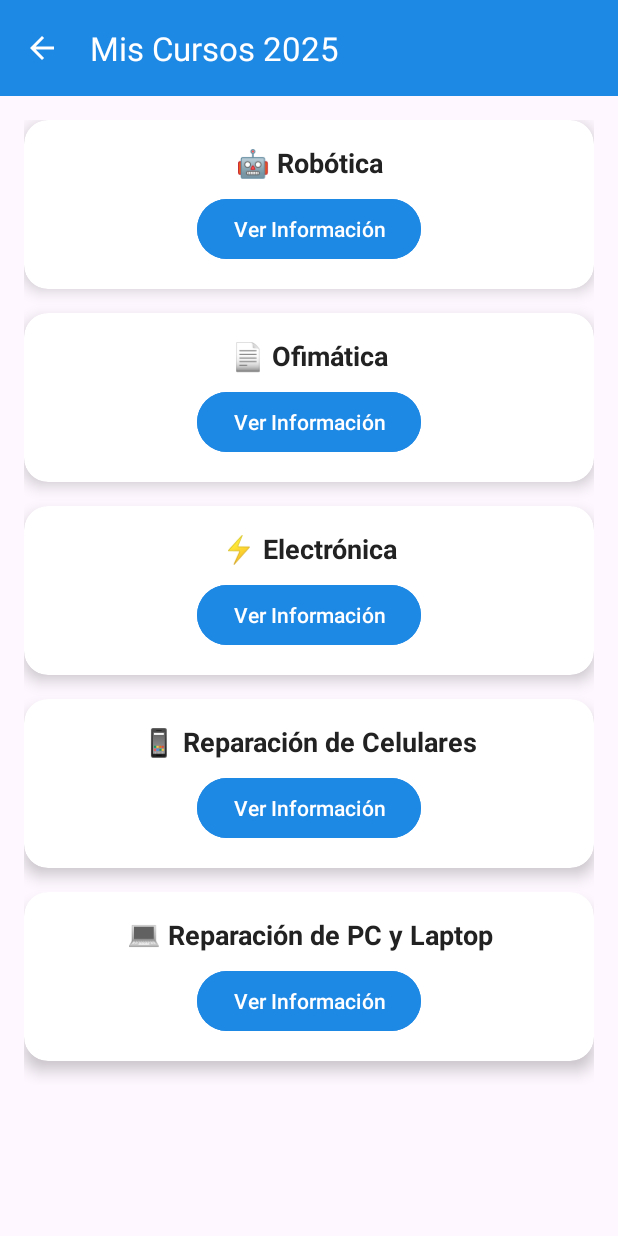
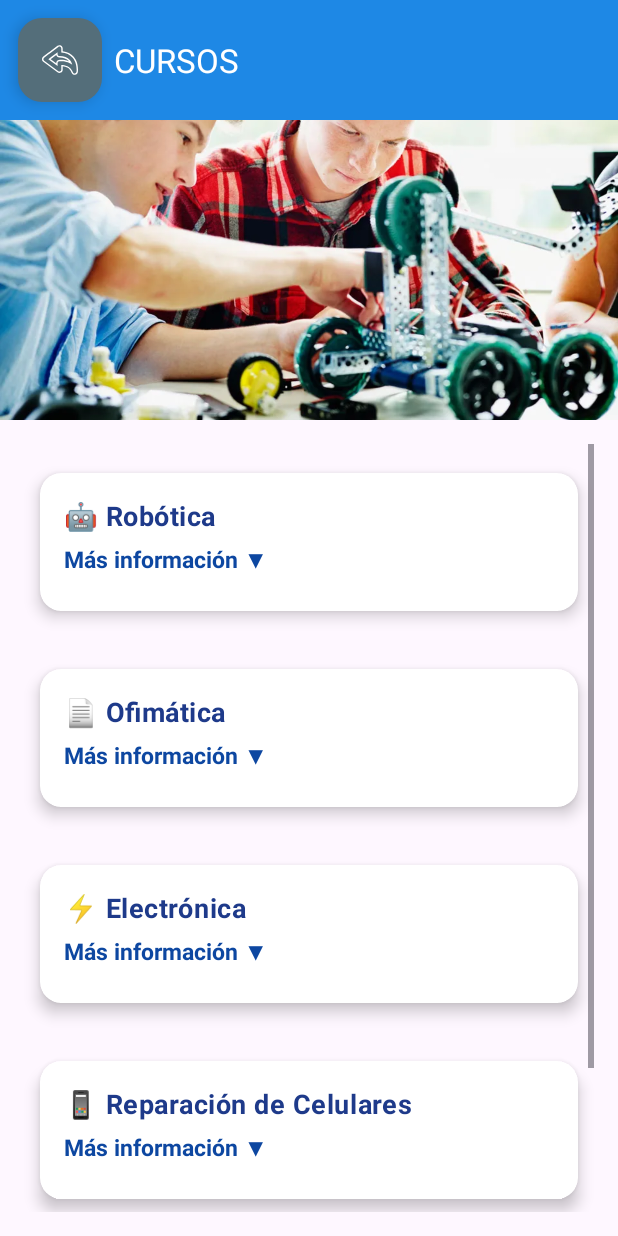
Before and after one commit to Joseph30070/AppSmartcell, an Android app built with Jetpack Compose: the CursosActivity screen opened directly, with no data from a screen before it, on a phone screen of 412 x 824 dp. Run offline under Robolectric (Android 15) with nearby library versions, the phone set to English and light mode, and no system bars.

Commit message:
se mejoro el boton de cursos añadiendo un banner y otros detalles

```diff
--- a/app/src/main/java/com/example/smartcellapp/CursosActivity.kt
+++ b/app/src/main/java/com/example/smartcellapp/CursosActivity.kt
@@ -5,7 +5,6 @@ import android.transition.AutoTransition
 import android.transition.TransitionManager
 import android.view.LayoutInflater
 import android.view.View
-import android.widget.Button
 import android.widget.LinearLayout
 import android.widget.TextView
 import androidx.activity.enableEdgeToEdge
@@ -14,6 +13,7 @@ import androidx.appcompat.widget.Toolbar
 import androidx.cardview.widget.CardView
 import androidx.core.view.ViewCompat
 import androidx.core.view.WindowInsetsCompat
+import com.google.android.material.floatingactionbutton.FloatingActionButton
 
 class CursosActivity : AppCompatActivity() {
 
@@ -60,7 +60,6 @@ class CursosActivity : AppCompatActivity() {
     """.trimIndent()
     )
 
-
     override fun onCreate(savedInstanceState: Bundle?) {
         super.onCreate(savedInstanceState)
         enableEdgeToEdge()
@@ -70,8 +69,12 @@ class CursosActivity : AppCompatActivity() {
         val toolbar = findViewById<Toolbar>(R.id.toolbarCursos)
         setSupportActionBar(toolbar)
         supportActionBar?.setDisplayHomeAsUpEnabled(true)
-        supportActionBar?.title = "Mis Cursos 2025"
+        supportActionBar?.title = "CURSOS"
         toolbar.setNavigationOnClickListener { finish() }
+
+        // Botón redondo para regresar
+        val btnAtras = findViewById<FloatingActionButton>(R.id.btnAtras)
+        btnAtras.setOnClickListener { finish() }
 
         // Ajuste de barras del sistema
         ViewCompat.setOnApplyWindowInsetsListener(findViewById(R.id.main)) { v, insets ->
@@ -89,20 +92,21 @@ class CursosActivity : AppCompatActivity() {
             val cardView = card.findViewById<CardView>(R.id.cardCurso)
             val titulo = card.findViewById<TextView>(R.id.txtTituloCurso)
             val detalles = card.findViewById<TextView>(R.id.txtDetallesCurso)
-            val boton = card.findViewById<Button>(R.id.btnVerDetalles)
+            val masInfo = card.findViewById<TextView>(R.id.txtMasInformacion)
 
             titulo.text = nombre
             detalles.text = descripcion
 
-            boton.setOnClickListener {
+            // Evento al tocar la tarjeta
+            cardView.setOnClickListener {
                 val transition = AutoTransition().apply { duration = 300 }
                 TransitionManager.beginDelayedTransition(cardView, transition)
                 if (detalles.visibility == View.GONE) {
                     detalles.visibility = View.VISIBLE
-                    boton.text = "Ocultar Información"
+                    masInfo.text = "Menos información ▲"
                 } else {
                     detalles.visibility = View.GONE
-                    boton.text = "Ver Información"
+                    masInfo.text = "Más información ▼"
                 }
             }
 
--- /dev/null
+++ b/app/src/main/res/drawable/ic_arrow_back.xml
@@ -0,0 +1,7 @@
+<vector xmlns:android="http://schemas.android.com/apk/res/android" android:height="40dp" android:viewportHeight="259.29" android:viewportWidth="259.29" android:width="40dp">
+
+    <path android:fillColor="#000000" android:pathData="M149.03,66.5V46.55c0,-8.94 -4.97,-16.97 -12.97,-20.95c-3.23,-1.61 -6.83,-2.45 -10.44,-2.45c-5.05,0 -10.06,1.67 -14.09,4.71L53.13,71.86c-4.36,2.06 -7.95,4.75 -10.69,8.07L9.32,104.89C3.46,109.32 -0.03,116.33 0,123.68c0.03,7.34 3.57,14.33 9.46,18.7l102.22,75.84c4.07,3 8.89,4.6 13.94,4.6c3.63,0 7.27,-0.87 10.53,-2.51c7.95,-3.99 12.88,-12.01 12.88,-20.9v-24.02c24.27,1.99 52.01,12.17 64.23,45.42c3.38,9.17 12.2,15.34 21.97,15.34c0.83,0 1.68,-0.05 2.58,-0.14c10.73,-1.19 19.21,-9.51 20.63,-20.21c0.35,-2.65 8.01,-65.14 -30.25,-109.33C209.03,84.35 182.44,70.92 149.03,66.5zM248.45,214.48c-0.81,6.07 -5.66,10.83 -11.75,11.5c-0.5,0.05 -0.99,0.08 -1.47,0.08c-5.53,0 -10.57,-3.45 -12.51,-8.73c-16.75,-45.6 -59.53,-52.41 -83.53,-52.41c-0.08,0 -0.16,0 -0.23,0v34.47c0,5.04 -2.83,9.64 -7.34,11.91c-4.5,2.27 -9.88,1.81 -13.94,-1.19L15.47,134.29c-3.38,-2.51 -5.37,-6.46 -5.39,-10.66c-0.01,-4.2 1.96,-8.16 5.31,-10.7l34.16,-25.75c1.77,-2.43 4.52,-4.79 8.76,-6.61l59.28,-44.68c4.03,-3.04 9.45,-3.53 13.96,-1.28c4.54,2.26 7.39,6.88 7.39,11.94v29.01c35.07,2.82 62.49,15.4 81.62,37.49C256,153.98 248.77,212.02 248.45,214.48z"/>
+
+    <path android:fillColor="#000000" android:pathData="M125.46,101.63c-7.3,-0.09 -13.18,-6.03 -13.18,-13.33V73.3l-39.4,29.68c-0.84,0.64 -1.75,1.16 -2.72,1.59c-0.66,0.81 -1.43,1.54 -2.28,2.18l-22.21,16.74l66.61,49.42v-20.55c0,-6.62 4.85,-12.23 11.39,-13.19c0.64,-0.09 6.49,-0.91 15.51,-0.91c17.28,0 51.65,3.27 78.82,26.3c-3.25,-11.68 -8.69,-23.82 -17.71,-34.19C184.05,111.7 158.87,102.02 125.46,101.63zM139.18,128.19c-8.58,0 -14.62,0.7 -16.98,1.01c-11.41,1.67 -20,11.64 -20,23.17v0.52l-39.71,-29.46l11.46,-8.63c0.83,-0.64 1.62,-1.32 2.37,-2.06c0.91,-0.51 1.8,-1.08 2.63,-1.72l23.75,-17.89c2.22,10.47 11.53,18.45 22.63,18.58c30.41,0.36 53.07,8.86 67.36,25.29c0.42,0.49 0.85,0.99 1.26,1.5C172.81,129.85 152.08,128.19 139.18,128.19z"/>
+
+</vector>
--- a/app/src/main/res/layout/activity_cursos.xml
+++ b/app/src/main/res/layout/activity_cursos.xml
@@ -7,25 +7,50 @@
     android:layout_height="match_parent"
     tools:context=".CursosActivity">
 
-    <!-- Toolbar superior azul -->
+    <!-- Toolbar superior -->
     <androidx.appcompat.widget.Toolbar
         android:id="@+id/toolbarCursos"
         android:layout_width="0dp"
-        android:layout_height="wrap_content"
+        android:layout_height="80dp"
         android:background="@color/teal_700"
-        android:theme="@style/ThemeOverlay.AppCompat.Dark.ActionBar"
+        app:title=""
+        app:titleTextColor="@android:color/white"
+        app:titleMarginStart="20dp"
+        app:titleTextAppearance="@style/TextAppearance.AppCompat.Large"
         app:layout_constraintTop_toTopOf="parent"
         app:layout_constraintStart_toStartOf="parent"
-        app:layout_constraintEnd_toEndOf="parent"
-        app:title="Mis Cursos 2025"
-        app:titleTextColor="@android:color/white" />
+        app:layout_constraintEnd_toEndOf="parent" />
+
+    <!-- Botón redondo con flecha para regresar -->
+    <com.google.android.material.floatingactionbutton.FloatingActionButton
+        android:id="@+id/btnAtras"
+        android:layout_width="wrap_content"
+        android:layout_height="wrap_content"
+        android:src="@drawable/ic_arrow_back"
+        android:contentDescription="Regresar"
+        app:layout_constraintTop_toTopOf="@id/toolbarCursos"
+        app:layout_constraintStart_toStartOf="parent"
+        android:layout_margin="12dp"
+        app:backgroundTint="@color/blue_gray"
+        app:tint="@android:color/white" />
+
+    <!-- Imagen referencial debajo del toolbar -->
+    <ImageView
+        android:id="@+id/imgBannerCursos"
+        android:layout_width="0dp"
+        android:layout_height="200dp"
+        android:scaleType="centerCrop"
+        android:src="@drawable/banner_cursos"
+        app:layout_constraintTop_toBottomOf="@id/toolbarCursos"
+        app:layout_constraintStart_toStartOf="parent"
+        app:layout_constraintEnd_toEndOf="parent" />
 
     <!-- Contenido desplazable -->
     <ScrollView
         android:id="@+id/scrollViewCursos"
         android:layout_width="0dp"
         android:layout_height="0dp"
-        app:layout_constraintTop_toBottomOf="@id/toolbarCursos"
+        app:layout_constraintTop_toBottomOf="@id/imgBannerCursos"
         app:layout_constraintStart_toStartOf="parent"
         app:layout_constraintEnd_toEndOf="parent"
         app:layout_constraintBottom_toBottomOf="parent"
@@ -37,11 +62,8 @@
             android:layout_height="wrap_content"
             android:orientation="vertical"
             android:gravity="center_horizontal"
-            android:dividerPadding="8dp">
+            android:dividerPadding="8dp" />
 
-            <!-- Aquí se agregarán dinámicamente las tarjetas desde Kotlin -->
-
-        </LinearLayout>
     </ScrollView>
 
 </androidx.constraintlayout.widget.ConstraintLayout>
--- a/app/src/main/res/layout/item_curso_card.xml
+++ b/app/src/main/res/layout/item_curso_card.xml
@@ -4,10 +4,14 @@
     android:id="@+id/cardCurso"
     android:layout_width="match_parent"
     android:layout_height="wrap_content"
-    android:layout_marginBottom="16dp"
-    app:cardCornerRadius="16dp"
+    android:layout_marginVertical="6dp"
+    app:cardCornerRadius="14dp"
     app:cardElevation="6dp"
-    android:clipToPadding="false">
+    app:cardUseCompatPadding="true"
+    app:cardBackgroundColor="@android:color/white"
+    android:foreground="?android:attr/selectableItemBackground"
+    android:clickable="true"
+    android:focusable="true">
 
     <LinearLayout
         android:layout_width="match_parent"
@@ -15,6 +19,7 @@
         android:orientation="vertical"
         android:padding="16dp">
 
+        <!-- Título del curso -->
         <TextView
             android:id="@+id/txtTituloCurso"
             android:layout_width="match_parent"
@@ -22,29 +27,35 @@
             android:text="Curso de ejemplo"
             android:textSize="18sp"
             android:textStyle="bold"
-            android:textColor="#222222"
-            android:gravity="center" />
+            android:textColor="#1E3A8A"
+            android:gravity="start"
+            android:letterSpacing="0.02"
+            android:layout_marginBottom="6dp" />
 
-        <Button
-            android:id="@+id/btnVerDetalles"
+        <!-- Texto para mostrar/ocultar detalles -->
+        <TextView
+            android:id="@+id/txtMasInformacion"
             android:layout_width="wrap_content"
             android:layout_height="wrap_content"
-            android:text="Ver Información"
-            android:layout_gravity="center_horizontal"
-            android:layout_marginTop="8dp"
-            android:backgroundTint="@color/teal_700"
-            android:textColor="@android:color/white"
-            android:paddingHorizontal="24dp" />
+            android:text="Más información ▼"
+            android:textSize="15sp"
+            android:textStyle="bold"
+            android:textColor="#0D47A1"
+            android:gravity="start"
+            android:layout_marginBottom="8dp" />
 
+        <!-- Detalles del curso (se muestra/oculta con animación) -->
         <TextView
             android:id="@+id/txtDetallesCurso"
             android:layout_width="match_parent"
             android:layout_height="wrap_content"
             android:visibility="gone"
-            android:layout_marginTop="12dp"
+            android:layout_marginTop="6dp"
             android:text="Aquí van los detalles del curso"
             android:textSize="15sp"
             android:textColor="#444444"
-            android:lineSpacingExtra="5dp" />
+            android:lineSpacingExtra="5dp"
+            android:paddingEnd="4dp" />
+
     </LinearLayout>
 </androidx.cardview.widget.CardView>
--- a/app/src/main/res/values/colors.xml
+++ b/app/src/main/res/values/colors.xml
@@ -6,6 +6,12 @@
     <color name="colorPrimary">#1976D2</color> <!-- Azul -->
     <color name="colorOnPrimary">#FFFFFF</color> <!-- Blanco -->
     <color name="colorBackground">#F5F5F5</color> <!-- Gris claro -->
+    <color name="gray">#555555</color>
+    <color name="deep_orange">#F4511E</color>
+    <color name="blue_gray">#546E7A</color>
+    <color name="light_blue">#4FC3F7</color>
+    <color name="sky_blue">#81D4FA</color>
+
 
 
 </resources>
```
Also changed, not shown: app/src/main/res/drawable/banner_cursos.jpg (added).
